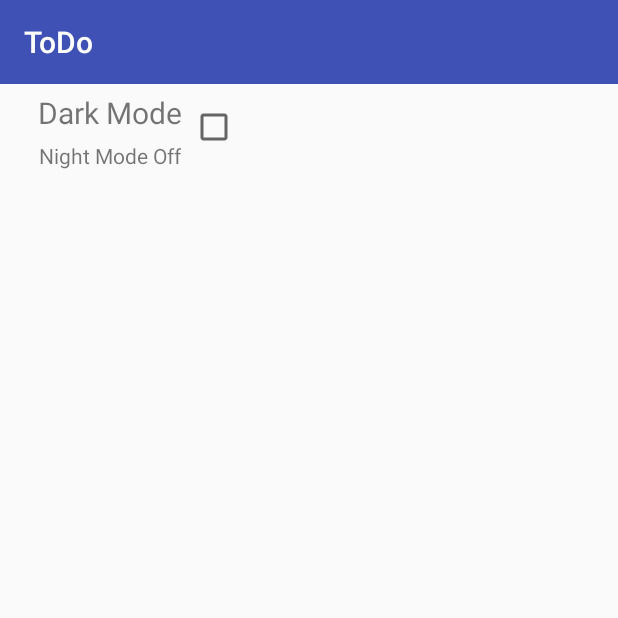
After one commit to SunSet0418/ToDo_List, an Android app: the Setting_Activity screen opened directly, with no data from a screen before it, on a phone screen of 412 x 824 dp, the top half of it. The commit adds this screen. Run offline under Robolectric (Android 15) with nearby library versions, the phone set to English and light mode, and no system bars.

Commit message:
Make Setting Activity

```diff
--- a/app/src/main/AndroidManifest.xml
+++ b/app/src/main/AndroidManifest.xml
@@ -16,7 +16,8 @@
                 <category android:name="android.intent.category.LAUNCHER" />
             </intent-filter>
         </activity>
-        <activity android:name=".Activity.Add_Schedule"></activity>
+        <activity android:name=".Activity.Add_Schedule" />
+        <activity android:name=".Activity.Setting_Activity"></activity>
     </application>
 
 </manifest>
--- /dev/null
+++ b/app/src/main/java/kr/soylatte/todo/Activity/Setting_Activity.kt
@@ -0,0 +1,37 @@
+package kr.soylatte.todo.Activity
+
+import android.support.v7.app.AppCompatActivity
+import android.os.Bundle
+import android.widget.CompoundButton
+import android.widget.RadioGroup
+import kotlinx.android.synthetic.main.activity_setting.*
+import kr.soylatte.todo.R
+import android.widget.Toast
+
+
+
+class Setting_Activity : AppCompatActivity() {
+
+    override fun onCreate(savedInstanceState: Bundle?) {
+        super.onCreate(savedInstanceState)
+        setContentView(R.layout.activity_setting)
+        setSupportActionBar(toolbar)
+        checkbox.setOnCheckedChangeListener(object : CompoundButton.OnCheckedChangeListener {
+
+            override fun onCheckedChanged(buttonView: CompoundButton,
+                                 isChecked: Boolean) {
+                if (buttonView.id == R.id.checkbox) {
+                    if (isChecked) {
+                        Toast.makeText(applicationContext, "Night Mode ON", Toast.LENGTH_SHORT).show()
+                        nightmodech.setText("Night Mode ON")
+
+                    } else {
+
+                        Toast.makeText(applicationContext, "Noght Mode OFF", Toast.LENGTH_SHORT).show()
+                        nightmodech.setText("Night Mode Off")
+                    }
+                }
+            }
+        })
+    }
+}
--- /dev/null
+++ b/app/src/main/res/layout/activity_setting.xml
@@ -0,0 +1,59 @@
+<?xml version="1.0" encoding="utf-8"?>
+<LinearLayout xmlns:android="http://schemas.android.com/apk/res/android"
+    xmlns:app="http://schemas.android.com/apk/res-auto"
+    xmlns:tools="http://schemas.android.com/tools"
+    android:layout_width="match_parent"
+    android:layout_height="match_parent"
+    android:weightSum="20"
+    android:orientation="vertical"
+    tools:context="kr.soylatte.todo.Activity.Setting_Activity">
+
+    <android.support.v7.widget.Toolbar
+        android:id="@+id/toolbar"
+        app:titleTextColor="#FFFFFF"
+        android:layout_width="match_parent"
+        android:layout_height="?attr/actionBarSize"
+        android:background="@color/colorPrimary">
+
+
+    </android.support.v7.widget.Toolbar>
+
+    <LinearLayout
+        android:layout_width="match_parent"
+        android:layout_gravity="center"
+        android:layout_height="wrap_content">
+
+        <LinearLayout
+            android:layout_marginLeft="20dp"
+            android:orientation="vertical"
+            android:layout_width="wrap_content"
+            android:layout_height="wrap_content">
+
+            <TextView
+                android:layout_width="wrap_content"
+                android:layout_height="wrap_content"
+                android:layout_gravity="center"
+                android:layout_margin="5dp"
+                android:text="Dark Mode"
+                android:textSize="20sp" />
+
+            <TextView
+                android:id="@+id/nightmodech"
+                android:layout_gravity="center"
+                android:layout_width="wrap_content"
+                android:layout_height="wrap_content"
+                android:text="Night Mode Off"
+                />
+        </LinearLayout>
+
+
+
+        <CheckBox
+            android:id="@+id/checkbox"
+            android:layout_gravity="center"
+            android:layout_width="wrap_content"
+            android:layout_height="wrap_content" />
+
+    </LinearLayout>
+
+</LinearLayout>
```
Also changed, not shown: app/src/main/java/kr/soylatte/todo/Activity/Add_Schedule.kt (+3 -5 lines), app/src/main/java/kr/soylatte/todo/Activity/MainActivity.kt (+6 -1 lines), app/src/main/res/drawable/ic_more_vert_black_24dp.xml (added, +9 -0 lines), app/src/main/res/layout/activity_main.xml (+25 -3 lines).
